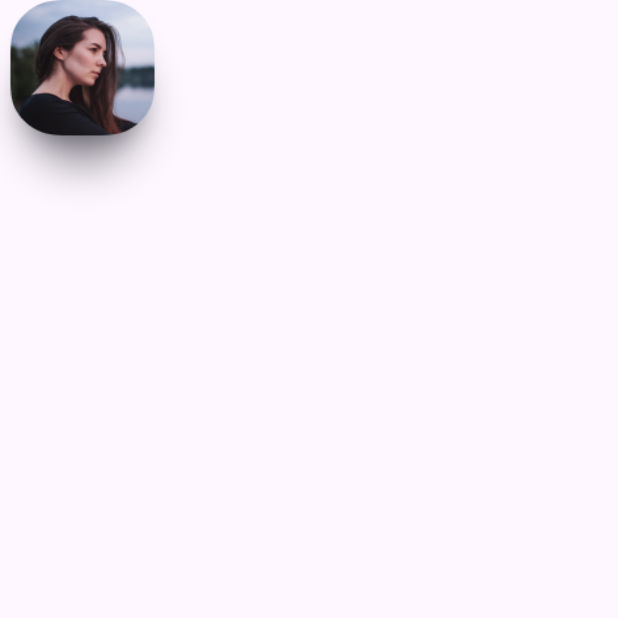
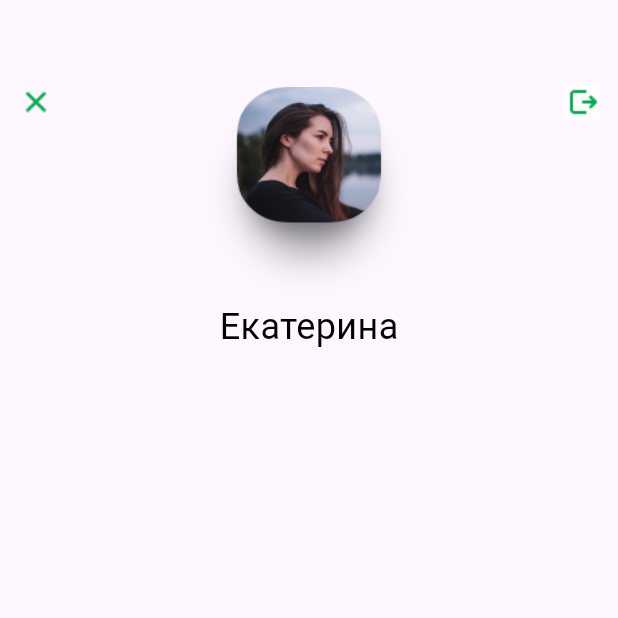
Before and after one commit to easuck/flutter-lab1, a Flutter app: the screen it shows after launch, on a phone screen of 412 x 824 dp, the top half of it. Run offline on Flutter 3.47's test engine with Material 3 defaults, Android fonts, the phone set to English and light mode, and no system bars; missing offline and left inert: dart:ffi.

Commit message:
[+] Added top part of the profile page

```diff
--- a/lib/main.dart
+++ b/lib/main.dart
@@ -27,8 +27,41 @@ class MyHomePage extends StatelessWidget {
   @override
   Widget build(BuildContext context) {
     return Scaffold(
-      body: ImageBanner("assets/images/woman.png", 110, 110, 38)
-      );
+      body: ListView(
+        children: [
+          const SizedBox(height: 44),
+          Stack(
+            alignment: AlignmentDirectional.topCenter,
+            fit: StackFit.loose,
+            clipBehavior: Clip.none,
+            children: <Widget>[
+              Row(
+                mainAxisAlignment: MainAxisAlignment.spaceBetween,
+                children: [
+                  IconButton(onPressed: (){}, icon: Image.asset("assets/images/cross.png")),
+                  IconButton(onPressed: (){}, icon: Image.asset("assets/images/exit.png"))
+                ]),
+              Positioned(
+                top: 14,
+                child: ImageBanner("assets/images/woman.png", 110, 110, 38)
+              ),
+              const Positioned(
+                top: 157,
+                child: Text(
+                  "Екатерина",
+                  textAlign: TextAlign.center,
+                  style: TextStyle(
+                  color: Colors.black,
+                  fontSize: 24,
+                  ),
+                )
+              )
+            ]
+          ),
+          const SizedBox(height: 14)
+        ]
+      )
+    );
   }
 }
 
```
